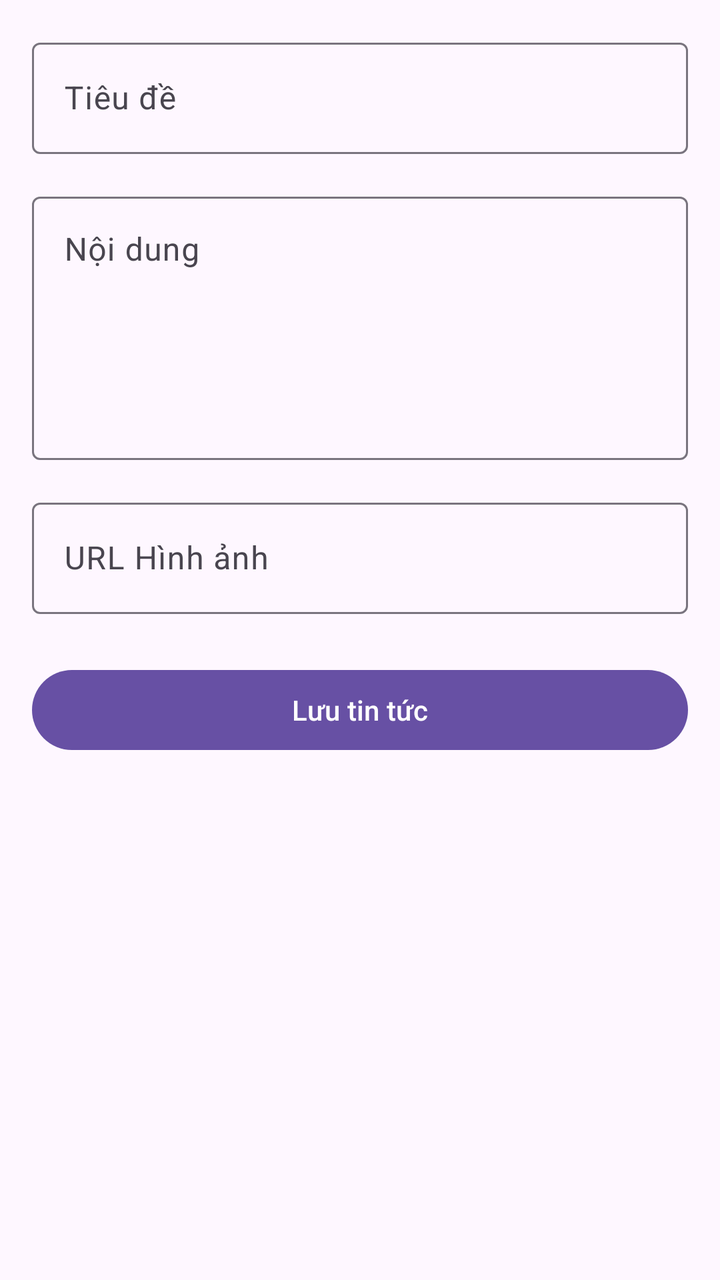
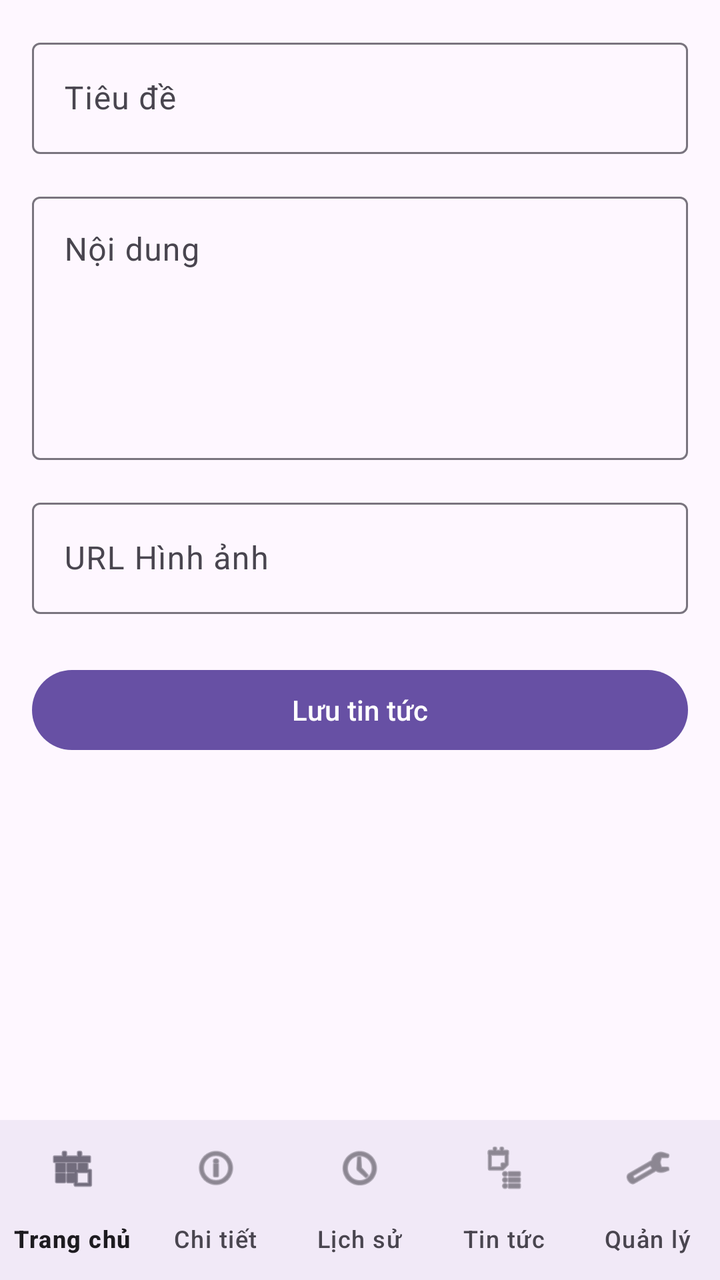

Two renders of the same Android screen: before a commit and after it. Below are the layout's source before the change and the commit's diff.
<!-- AndroidManifest.xml: application theme Theme.QuanLi -->
<!-- res/layout/activity_add_news.xml -->
<?xml version="1.0" encoding="utf-8"?>
<LinearLayout xmlns:android="http://schemas.android.com/apk/res/android"
    android:layout_width="match_parent"
    android:layout_height="match_parent"
    android:orientation="vertical"
    android:padding="16dp">

    <com.google.android.material.textfield.TextInputLayout
        android:layout_width="match_parent"
        android:layout_height="wrap_content"
        android:hint="Tiêu đề">
        <com.google.android.material.textfield.TextInputEditText
            android:id="@+id/editTitle"
            android:layout_width="match_parent"
            android:layout_height="wrap_content" />
    </com.google.android.material.textfield.TextInputLayout>

    <com.google.android.material.textfield.TextInputLayout
        android:layout_width="match_parent"
        android:layout_height="wrap_content"
        android:layout_marginTop="16dp"
        android:hint="Nội dung">
        <com.google.android.material.textfield.TextInputEditText
            android:id="@+id/editContent"
            android:layout_width="match_parent"
            android:layout_height="wrap_content"
            android:gravity="top"
            android:minLines="5" />
    </com.google.android.material.textfield.TextInputLayout>

    <com.google.android.material.textfield.TextInputLayout
        android:layout_width="match_parent"
        android:layout_height="wrap_content"
        android:layout_marginTop="16dp"
        android:hint="URL Hình ảnh">
        <com.google.android.material.textfield.TextInputEditText
            android:id="@+id/editImageUrl"
            android:layout_width="match_parent"
            android:layout_height="wrap_content" />
    </com.google.android.material.textfield.TextInputLayout>

    <Button
        android:id="@+id/btnSave"
        android:layout_width="match_parent"
        android:layout_height="wrap_content"
        android:layout_marginTop="24dp"
        android:text="Lưu tin tức" />
</LinearLayout>
<!-- resources referenced by this layout -->
<resources>
  <style name="Theme.QuanLi" parent="Base.Theme.QuanLi" />
  <style name="Base.Theme.QuanLi" parent="Theme.Material3.DayNight.NoActionBar">
          
          
      </style>
</resources>

<!-- the commit's change to res/layout/activity_add_news.xml (unified diff, before → after) -->
@@ -1,48 +1,113 @@
+<?xml version="1.0" encoding="utf-8"?>
+<androidx.constraintlayout.widget.ConstraintLayout xmlns:android="http://schemas.android.com/apk/res/android"
+    xmlns:app="http://schemas.android.com/apk/res-auto"
+    android:layout_width="match_parent"
+    android:layout_height="match_parent">
+
+    <androidx.core.widget.NestedScrollView
+        android:layout_width="match_parent"
+        android:layout_height="0dp"
+        android:fillViewport="true"
+        app:layout_constraintBottom_toTopOf="@id/bottomNavigation"
+        app:layout_constraintTop_toTopOf="parent">
+
+        <LinearLayout
+            android:layout_width="match_parent"
+            android:layout_height="wrap_content"
+            android:orientation="vertical"
+            android:padding="16dp">
+
+            <com.google.android.material.textfield.TextInputLayout
+                android:layout_width="match_parent"
+                android:layout_height="wrap_content"
+                android:hint="Tiêu đề">
+                <com.google.android.material.textfield.TextInputEditText
+                    android:id="@+id/editTitle"
+                    android:layout_width="match_parent"
+                    android:layout_height="wrap_content" />
+            </com.google.android.material.textfield.TextInputLayout>
+
+            <com.google.android.material.textfield.TextInputLayout
+                android:layout_width="match_parent"
+                android:layout_height="wrap_content"
+                android:layout_marginTop="16dp"
+                android:hint="Nội dung">
+                <com.google.android.material.textfield.TextInputEditText
+                    android:id="@+id/editContent"
+                    android:layout_width="match_parent"
+                    android:layout_height="wrap_content"
+                    android:gravity="top"
+                    android:minLines="5" />
+            </com.google.android.material.textfield.TextInputLayout>
+
+            <com.google.android.material.textfield.TextInputLayout
+                android:layout_width="match_parent"
+                android:layout_height="wrap_content"
+                android:layout_marginTop="16dp"
+                android:hint="URL Hình ảnh">
+                <com.google.android.material.textfield.TextInputEditText
+                    android:id="@+id/editImageUrl"
+                    android:layout_width="match_parent"
+                    android:layout_height="wrap_content" />
+            </com.google.android.material.textfield.TextInputLayout>
+
+            <Button
+                android:id="@+id/btnSave"
+                android:layout_width="match_parent"
+                android:layout_height="wrap_content"
+                android:layout_marginTop="24dp"
+                android:text="Lưu tin tức" />
+        </LinearLayout>
+    </androidx.core.widget.NestedScrollView>
+
+    <com.google.android.material.bottomnavigation.BottomNavigationView
+        android:id="@+id/bottomNavigation"
+        android:layout_width="match_parent"
+        android:layout_height="wrap_content"
+        android:background="?android:attr/windowBackground"
+        app:menu="@menu/menu_bottom_nav"
+        app:labelVisibilityMode="labeled"
+        app:layout_constraintBottom_toBottomOf="parent" />
+
+    <include
+        layout="@layout/layout_user_header"
+        android:layout_width="wrap_content"
+        android:layout_height="wrap_content"
+        app:layout_constraintEnd_toEndOf="parent"
+        app:layout_constraintTop_toTopOf="parent"
+        android:layout_marginTop="8dp" />
+
+</androidx.constraintlayout.widget.ConstraintLayout>
+<!-- res/layout/layout_user_header.xml (included above) -->
 <?xml version="1.0" encoding="utf-8"?>
 <LinearLayout xmlns:android="http://schemas.android.com/apk/res/android"
-    android:layout_width="match_parent"
-    android:layout_height="match_parent"
+    xmlns:tools="http://schemas.android.com/tools"
+    android:id="@+id/layoutUserInfo"
+    android:layout_width="wrap_content"
+    android:layout_height="wrap_content"
     android:orientation="vertical"
-    android:padding="16dp">
+    android:gravity="end"
+    android:paddingEnd="16dp"
+    android:clickable="true"
+    android:focusable="true"
+    android:background="?attr/selectableItemBackground"
+    android:visibility="gone"
+    tools:visibility="visible">
 
-    <com.google.android.material.textfield.TextInputLayout
-        android:layout_width="match_parent"
+    <TextView
+        android:id="@+id/tvUserName"
+        android:layout_width="wrap_content"
         android:layout_height="wrap_content"
-        android:hint="Tiêu đề">
-        <com.google.android.material.textfield.TextInputEditText
-            android:id="@+id/editTitle"
-            android:layout_width="match_parent"
-            android:layout_height="wrap_content" />
-    </com.google.android.material.textfield.TextInputLayout>
+        android:text="User Name"
+        android:textColor="@android:color/white"
+        android:textStyle="bold"
+        android:textSize="14sp" />
 
-    <com.google.android.material.textfield.TextInputLayout
-        android:layout_width="match_parent"
+    <TextView
+        android:id="@+id/tvUserRole"
+        android:layout_width="wrap_content"
         android:layout_height="wrap_content"
-        android:layout_marginTop="16dp"
-        android:hint="Nội dung">
-        <com.google.android.material.textfield.TextInputEditText
-            android:id="@+id/editContent"
-            android:layout_width="match_parent"
-            android:layout_height="wrap_content"
-            android:gravity="top"
-            android:minLines="5" />
-    </com.google.android.material.textfield.TextInputLayout>
-
-    <com.google.android.material.textfield.TextInputLayout
-        android:layout_width="match_parent"
-        android:layout_height="wrap_content"
-        android:layout_marginTop="16dp"
-        android:hint="URL Hình ảnh">
-        <com.google.android.material.textfield.TextInputEditText
-            android:id="@+id/editImageUrl"
-            android:layout_width="match_parent"
-            android:layout_height="wrap_content" />
-    </com.google.android.material.textfield.TextInputLayout>
-
-    <Button
-        android:id="@+id/btnSave"
-        android:layout_width="match_parent"
-        android:layout_height="wrap_content"
-        android:layout_marginTop="24dp"
-        android:text="Lưu tin tức" />
+        android:text="Role"
+        android:textColor="@android:color/white"
+        android:textSize="12sp" />
 </LinearLayout>
